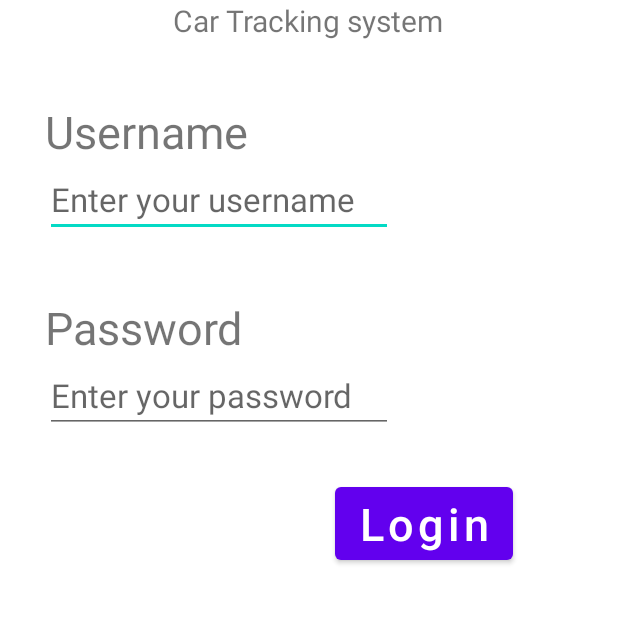
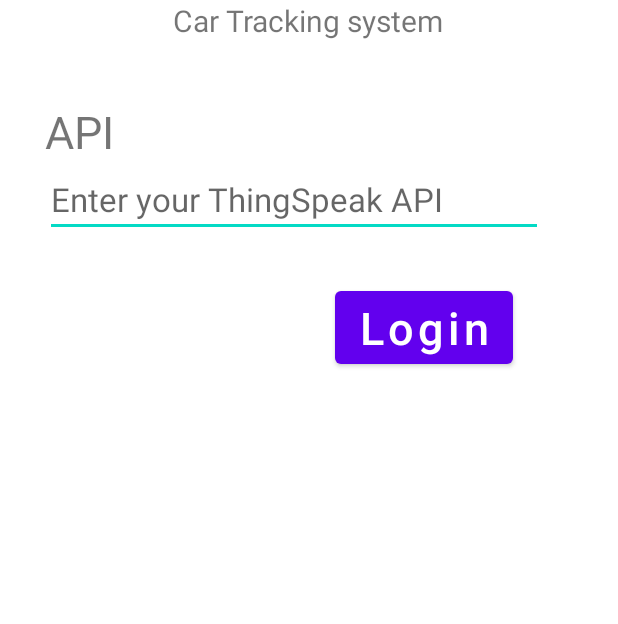
Before and after one commit to KristianK1/Project-Golf-App-1, an Android app: the screen it shows after launch (MainActivity), after a tap on "Login", on a phone screen of 412 x 824 dp, the part 317-941 px from its top. Run offline under Robolectric (Android 15) with nearby library versions, the phone set to English and light mode, and no system bars.

Commit message:
API login

```diff
--- a/app/src/main/java/com/example/zavrsni16052021/Login.java
+++ b/app/src/main/java/com/example/zavrsni16052021/Login.java
@@ -15,7 +15,8 @@
 import android.widget.EditText;
 
 public class Login extends Fragment {
-    EditText username_et, password_et;
+    EditText username_et;
+//    EditText password_et; // Micem zbog APi logina
     Button login_bt;
 
     Login_interface ch_screen;
@@ -36,7 +37,7 @@
 
         login_bt = getView().findViewById(R.id.login_button);
         username_et = getView().findViewById(R.id.et_login_username);
-        password_et = getView().findViewById(R.id.et_login_pass);
+//        password_et = getView().findViewById(R.id.et_login_pass);
         setUpListeners();
     }
 
@@ -44,7 +45,8 @@
         login_bt.setOnClickListener(new View.OnClickListener() {
             @Override
             public void onClick(View v) {
-                ch_screen.login(username_et.getText().toString(), password_et.getText().toString());
+                if(username_et.getText().toString().length()>10)
+                    ch_screen.login(username_et.getText().toString()/*, password_et.getText().toString()*/);
             }
         });
     }
--- a/app/src/main/java/com/example/zavrsni16052021/Login_interface.java
+++ b/app/src/main/java/com/example/zavrsni16052021/Login_interface.java
@@ -1,5 +1,5 @@
 package com.example.zavrsni16052021;
 
 public interface Login_interface {
-    void login(String mUsername, String mPassword);
+    void login(String mUsername/*, String mPassword*/);
 }
--- a/app/src/main/java/com/example/zavrsni16052021/MainActivity.java
+++ b/app/src/main/java/com/example/zavrsni16052021/MainActivity.java
@@ -59,9 +59,9 @@
     protected void onCreate(Bundle savedInstanceState) {
         super.onCreate(savedInstanceState);
         all_creds=new ArrayList<>();
-        all_creds.add(new Creds("sviki", "Lenovo7"));
-        all_creds.add(new Creds("admin", "RRJKZ"));
-        all_creds.add(new Creds("user", "Motobecane2"));
+//        all_creds.add(new Creds("sviki", "Lenovo7"));  // Micem zbog APi logina
+//        all_creds.add(new Creds("admin", "RRJKZ"));
+//        all_creds.add(new Creds("user", "Motobecane2"));
 
         setContentView(R.layout.activity_main);
         Fragmentmanager = getSupportFragmentManager();
@@ -94,9 +94,8 @@
         if(screen==0) Loginfragment = (Login) recreateFragment(Loginfragment);
         if(screen==1) Mapfragment = (MapFragment) recreateFragment(Mapfragment);
         if(screen==2) Settingsfragment = (SettingsFragment) recreateFragment(Settingsfragment);
-        if(screen==3) {
-            Bluetoothfragment = (BluetoothFragment) recreateFragment(Bluetoothfragment);
-        }
+        if(screen==3) Bluetoothfragment = (BluetoothFragment) recreateFragment(Bluetoothfragment);
+
 
     }
 
@@ -121,15 +120,21 @@
 
         SharedPreferences sharedPreferencessss = PreferenceManager.getDefaultSharedPreferences(getApplicationContext());
         String saved_username = sharedPreferencessss.getString("username", null);
-        String saved_password = sharedPreferencessss.getString("password", null);
+        //String saved_password = sharedPreferencessss.getString("password", null);
 
-        if(saved_username!=null && saved_password != null){
-            for(int i=0;i<all_creds.size();i++){
+        if(saved_username!=null/* && saved_password != null*/){
+            /*for(int i=0;i<all_creds.size();i++){   // Micem zbog APi logina
                 if(all_creds.get(i).isCorrect(saved_username, saved_password)){
                     screen=1;
                     Toast.makeText(getApplicationContext(), "Login successfull", Toast.LENGTH_SHORT).show();
                 }
+            }*/
+            if(saved_username.length()>10){
+                screen=1;
+                Toast.makeText(getApplicationContext(), "Login successfull", Toast.LENGTH_SHORT).show();
             }
+
+
         }
         if(screen==0) fragmentTransaction.add(R.id.frame_layout, Loginfragment);
         if(screen==1) fragmentTransaction.add(R.id.frame_layout, Mapfragment);
@@ -138,30 +143,46 @@
 
     @RequiresApi(api = Build.VERSION_CODES.O)
     @Override
-    public void login(String mUsername, String mPassword){
-        if(screen==0){
+    public void login(String mUsername /*, String mPassword*/){
+
+
+             SharedPreferences sharedPreferencessss = PreferenceManager.getDefaultSharedPreferences(getApplicationContext());
+             String saved_username = sharedPreferencessss.getString("username", null);
+             if(saved_username.length()>10){
+                 screen=1;
+                 switchFragments();
+                 data_handler.changeAPI(mUsername);
+                 return;
+             }
+
+        //if(screen==0){
             //login
 
-            for(int i=0;i<all_creds.size();i++){
-                if(all_creds.get(i).isCorrect(mUsername, mPassword)){
+            /*for(int i=0;i<all_creds.size();i++){           // Micem zbog APi logina
+                if(all_creds.get(i).isCorrect(mUsername, mPassword){
+
+             */
                     SharedPreferences sharedPreferences = PreferenceManager.getDefaultSharedPreferences(getApplicationContext());
                     SharedPreferences.Editor editor = sharedPreferences.edit();
 
                     editor.putString("username", mUsername);
-                    editor.putString("password", mPassword);
+                    //editor.putString("password", mPassword);
                     editor.apply();
+                    /*SharedPreferences sharedPreferencessss = PreferenceManager.getDefaultSharedPreferences(getApplicationContext());
+                    String saved_username = sharedPreferencessss.getString("username", null);
+                    String saved_password = sharedPreferencessss.getString("password", null); // Micem zbog APi logina
 
-                    SharedPreferences sharedPreferencessss = PreferenceManager.getDefaultSharedPreferences(getApplicationContext());
-                    String saved_username = sharedPreferencessss.getString("username", null);
-                    String saved_password = sharedPreferencessss.getString("password", null);
 
-                    screen=1;
-                    switchFragments();
-                    return;
-                }
-            }
-            Toast.makeText(this, "Ne valja", Toast.LENGTH_SHORT).show();
-        }
+                    screen=1; //bitno za nastavak
+                    switchFragments(); //bitno za nastavak
+
+                    return;*/
+
+               // }
+            //}
+
+            //Toast.makeText(this, "Ne valja", Toast.LENGTH_SHORT).show();
+        //}
     }
 
     @RequiresApi(api = Build.VERSION_CODES.O)
@@ -233,7 +254,7 @@
         SharedPreferences.Editor editor = sharedPreferences.edit();
 
         editor.putString("username", "");
-        editor.putString("password", "");
+        //editor.putString("password", "");
         editor.apply();
         screen=0;
         switchFragments();
--- a/app/src/main/java/com/example/zavrsni16052021/Thingspeak_data.java
+++ b/app/src/main/java/com/example/zavrsni16052021/Thingspeak_data.java
@@ -15,7 +15,7 @@
 import java.util.List;
 
 public class Thingspeak_data {
-    private String API_key="LSD5QYMX5FJGL4WE";
+    private String API_key;//="LSD5QYMX5FJGL4WE";
     private String ChannelID="1120413";
     private int number_of_minutes;
 
@@ -81,5 +81,8 @@
         }
         return list;
     }
+    public void changeAPI(String mAPI){
+        this.API_key=mAPI;
+    }
 
 }
--- a/app/src/main/res/layout/fragment_login.xml
+++ b/app/src/main/res/layout/fragment_login.xml
@@ -31,7 +31,7 @@
         android:layout_width="wrap_content"
         android:layout_height="wrap_content"
         android:layout_below="@+id/login_name_under_app"
-        android:text="Username"
+        android:text="API"
         android:textSize="30dp"
         android:layout_marginTop="40dp"
         android:layout_marginLeft="30dp"
@@ -42,32 +42,32 @@
         android:layout_width="match_parent"
         android:layout_height="wrap_content"
         android:layout_marginLeft="30dp"
-        android:layout_marginRight="150dp"
+        android:layout_marginRight="50dp"
         android:layout_below="@+id/tw_login_username"
-        android:hint="Enter your username"
+        android:hint="Enter your ThingSpeak API"
         />
 
-    <TextView
-        android:id="@+id/tw_login_pass"
-        android:layout_width="wrap_content"
-        android:layout_height="wrap_content"
-        android:layout_below="@+id/et_login_username"
-        android:text="Password"
-        android:textSize="30dp"
-        android:layout_marginTop="40dp"
-        android:layout_marginLeft="30dp"
-        />
+<!--    <TextView-->
+<!--        android:id="@+id/tw_login_pass"-->
+<!--        android:layout_width="wrap_content"-->
+<!--        android:layout_height="wrap_content"-->
+<!--        android:layout_below="@+id/et_login_username"-->
+<!--        android:text="Password"-->
+<!--        android:textSize="30dp"-->
+<!--        android:layout_marginTop="40dp"-->
+<!--        android:layout_marginLeft="30dp"-->
+<!--        />-->
 
-    <EditText
-        android:id="@+id/et_login_pass"
-        android:layout_width="match_parent"
-        android:layout_height="wrap_content"
-        android:layout_marginLeft="30dp"
-        android:layout_marginRight="150dp"
-        android:layout_below="@+id/tw_login_pass"
-        android:hint="Enter your password"
-        android:inputType="textPassword"
-        />
+<!--    <EditText-->
+<!--        android:id="@+id/et_login_pass"-->
+<!--        android:layout_width="match_parent"-->
+<!--        android:layout_height="wrap_content"-->
+<!--        android:layout_marginLeft="30dp"-->
+<!--        android:layout_marginRight="150dp"-->
+<!--        android:layout_below="@+id/tw_login_pass"-->
+<!--        android:hint="Enter your password"-->
+<!--        android:inputType="textPassword"-->
+<!--        />-->
 
     <Button
         android:id="@+id/login_button"
@@ -76,7 +76,7 @@
         android:text="Login"
         android:textAllCaps="false"
         android:textSize="30dp"
-        android:layout_below="@id/et_login_pass"
+        android:layout_below="@id/et_login_username"
         android:layout_marginRight="70dp"
         android:layout_marginTop="30dp"
         android:layout_alignParentRight="true"
```
Also changed, not shown: 2 other files.
